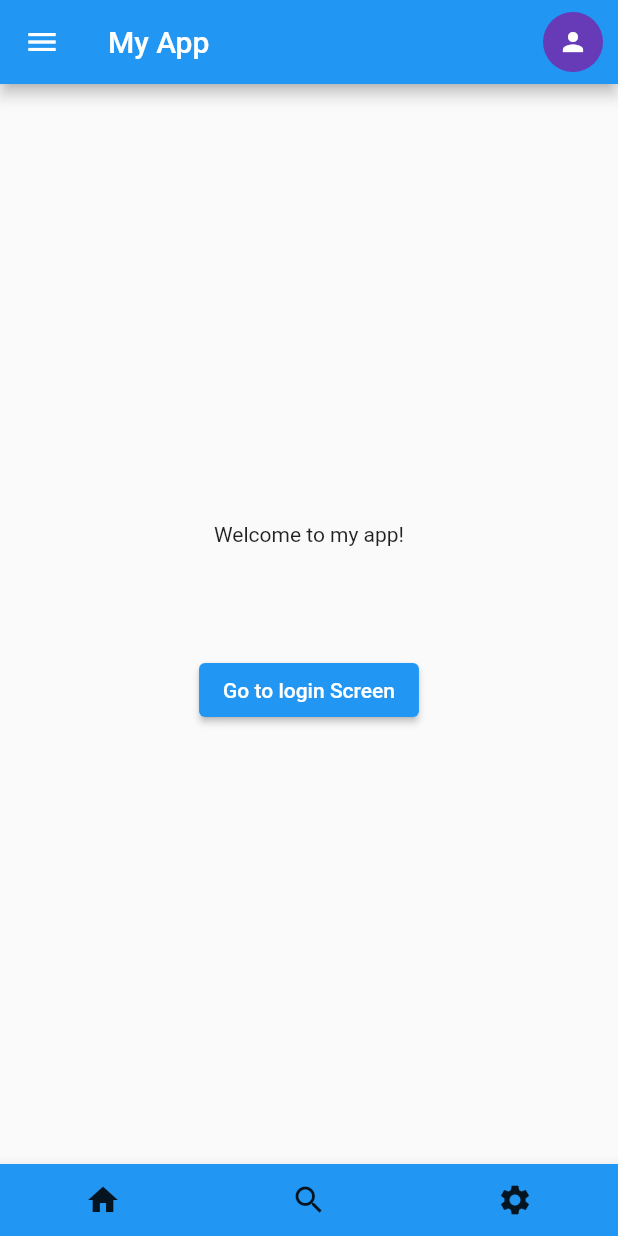
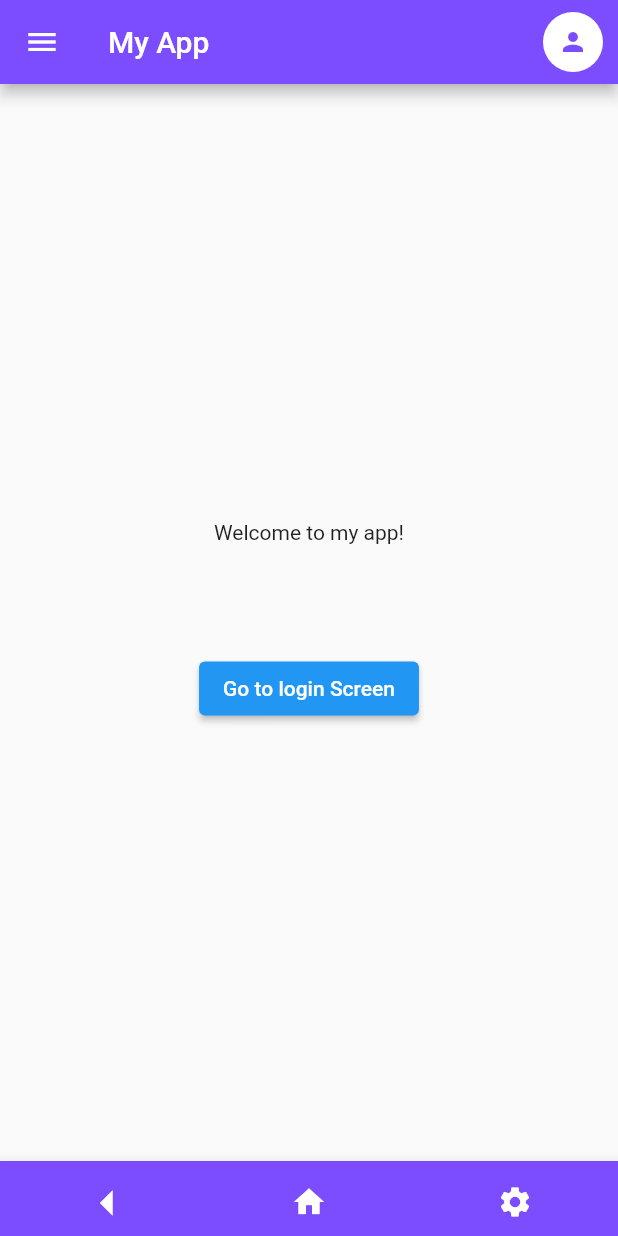
Before and after one commit to HEEPOKE/Flutter, a Flutter app: the screen it shows after launch, on a phone screen of 412 x 824 dp. Run offline on Flutter 3.47's test engine with Material 2 defaults, Android fonts, the phone set to English and light mode, and no system bars.

Commit message:
:money_with_wings: refactor app bar

```diff
--- a/app/lib/widgets/app_bar.dart
+++ b/app/lib/widgets/app_bar.dart
@@ -8,6 +8,7 @@ class MyAppBar extends StatelessWidget implements PreferredSizeWidget {
     return MaterialApp(
       home: Scaffold(
         appBar: AppBar(
+          backgroundColor: Colors.deepPurpleAccent,
           leading: IconButton(
             icon: const Icon(Icons.menu),
             onPressed: () {},
@@ -19,12 +20,12 @@ class MyAppBar extends StatelessWidget implements PreferredSizeWidget {
               height: 40,
               decoration: const BoxDecoration(
                 shape: BoxShape.circle,
-                color: Colors.deepPurple,
+                color: Colors.white,
               ),
               margin: const EdgeInsets.only(right: 10),
               child: const Icon(
                 Icons.person,
-                color: Colors.white,
+                color: Colors.deepPurpleAccent,
                 size: 20,
               ),
             ),
--- a/app/lib/widgets/bottom_bar.dart
+++ b/app/lib/widgets/bottom_bar.dart
@@ -32,22 +32,37 @@ class MyBottomAppBar extends StatelessWidget {
   @override
   Widget build(BuildContext context) {
     return BottomAppBar(
-      color: Colors.blue,
+      color: Colors.deepPurpleAccent,
       shape: const CircularNotchedRectangle(),
       child: Row(
         mainAxisAlignment: MainAxisAlignment.spaceAround,
         children: [
-          IconButton(
-            icon: const Icon(Icons.home),
-            onPressed: () => navigateToHome(context),
+          SizedBox(
+            width: 50,
+            height: 50,
+            child: IconButton(
+              icon: const Icon(Icons.arrow_left, size: 40),
+              color: Colors.white,
+              onPressed: () => navigateToSearch(context),
+            ),
           ),
-          IconButton(
-            icon: const Icon(Icons.search),
-            onPressed: () => navigateToSearch(context),
+          SizedBox(
+            width: 50,
+            height: 35,
+            child: IconButton(
+              icon: const Icon(Icons.home),
+              color: Colors.white,
+              onPressed: () => navigateToHome(context),
+            ),
           ),
-          IconButton(
-            icon: const Icon(Icons.settings),
-            onPressed: () => navigateToSettings(context),
+          SizedBox(
+            width: 50,
+            height: 35,
+            child: IconButton(
+              icon: const Icon(Icons.settings),
+              color: Colors.white,
+              onPressed: () => navigateToSettings(context),
+            ),
           ),
         ],
       ),
```
